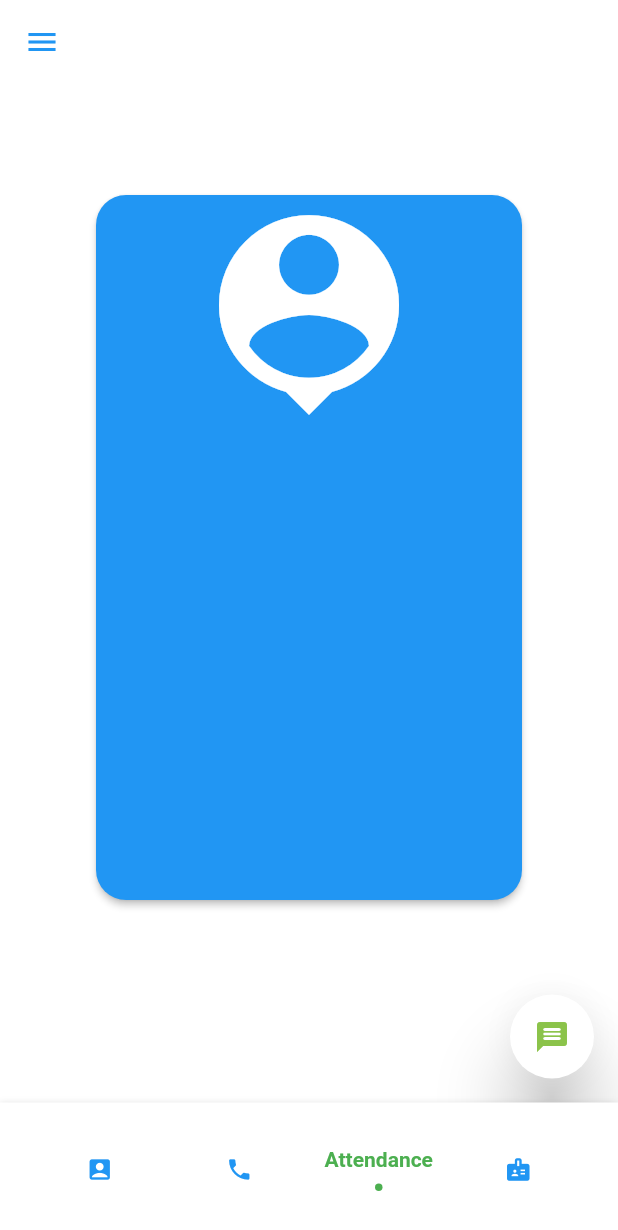
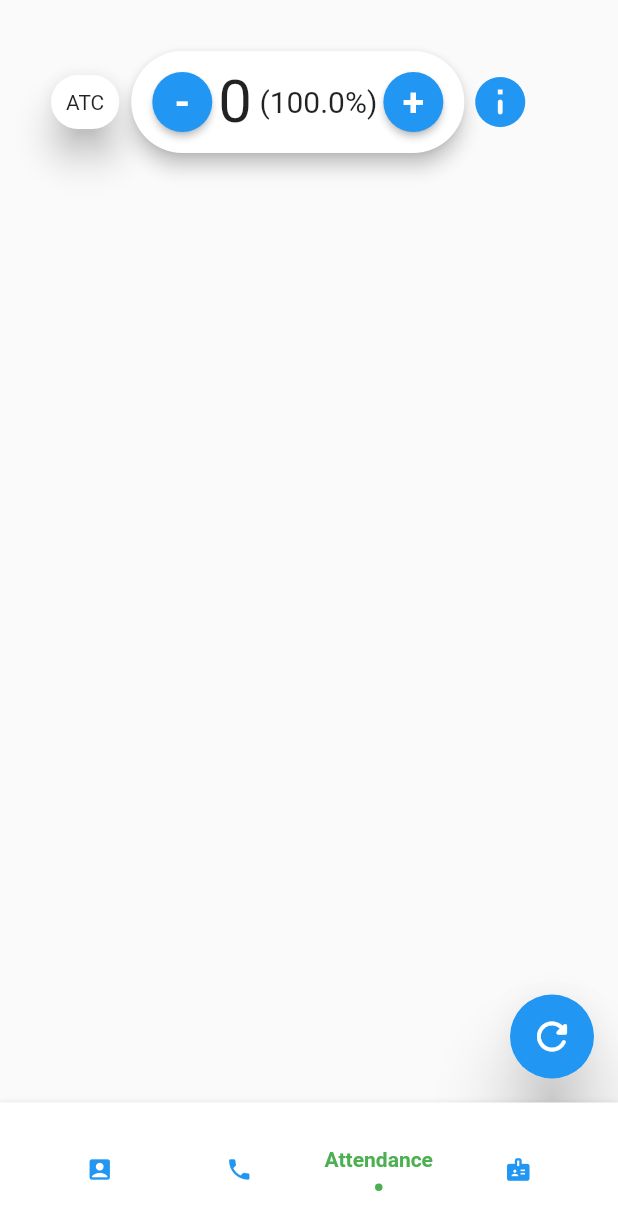
Before and after one commit to NehalH/buddy, a Flutter app: the screen it shows after launch, item 3 of the bottom bar chosen, on a phone screen of 412 x 824 dp. Shown: the top 1230 px of the screen. Run offline on Flutter 3.47's test engine with Material 2 defaults, Android fonts, the phone set to English and light mode, and no system bars; drawn by our look-alikes of flashy_tab_bar2; our stand-ins replace firebase_core, shared_preferences; accounts and stored records are empty; Roboto replaces fonts that are missing (Urbanist).

Commit message:
shared pref done

```diff
--- /dev/null
+++ b/lib/attendance.dart
@@ -0,0 +1,179 @@
+import 'package:flutter/material.dart';
+import 'package:flutter/rendering.dart';
+import 'package:shared_preferences/shared_preferences.dart';
+import 'globals.dart' as global;
+import 'main.dart';
+
+class AttendancePage extends StatefulWidget {
+  const AttendancePage({Key? key}) : super(key: key);
+
+  @override
+  State<StatefulWidget> createState() => _attendancePageState();
+}
+
+// ignore: camel_case_types
+class _attendancePageState extends State<AttendancePage> {
+  @override
+  Widget build(BuildContext context) {
+    return Scaffold(
+      ////////////////////////////////////////////////////////////////////////////  Body
+
+      body: SafeArea(
+        child: Padding(
+          padding: EdgeInsets.all(30),
+          child: Scrollable(
+            viewportBuilder: (BuildContext context, ViewportOffset position) {
+              return Column(
+                children: [
+                  ///###########################################################
+                  Container(
+                    child: Row(
+                      mainAxisSize: MainAxisSize.max,
+                      children: [
+                        Container(
+                          //width: 100,
+                          child: Card(
+                            shape: RoundedRectangleBorder(
+                              borderRadius: BorderRadius.circular(global.attRadius),
+                            ),
+                            elevation: 10,
+                            child: Padding(
+                              padding: EdgeInsets.all(10),
+                              child: Center(
+                                child: InkWell(
+                                  onLongPress: ((){
+
+                                  }),
+                                  child: Text("ATC"),
+                                ),
+                              )
+                            ),
+                          ),
+                        ),
+                        Card(
+                            shape: RoundedRectangleBorder(
+                              borderRadius: BorderRadius.circular(global.attRadius),
+                            ),
+                            elevation: 5,
+                            child: Padding(
+                              padding: EdgeInsets.all(10),
+                              child: Row(
+                                mainAxisAlignment: MainAxisAlignment.spaceEvenly,
+                                children: <Widget>[
+                                  FloatingActionButton(
+                                    elevation: 2,
+                                    mini: true,
+                                    onPressed: (() {
+                                      global.count[0] = minus(global.count[0]);
+                                    }),
+                                    backgroundColor: global.blue,
+                                    child: const Text(
+                                      "-",
+                                      style: TextStyle(
+                                        color: Colors.white,
+                                        fontFamily: 'Urbanist',
+                                        fontWeight: FontWeight.w700,
+                                        fontSize: 26,
+                                      ),
+                                    ),
+                                  ),
+                                  Text("${global.count[0]}",
+                                      style: const TextStyle(fontSize: 40.0)),
+                                  Text(" (${(50-global.count[0])/50*100}%)",
+                                      style: const TextStyle(fontSize: 20.0)),
+                                  FloatingActionButton(
+                                    elevation: 2,
+                                    mini: true,
+                                    onPressed: (() {
+                                      global.count[0] = plus(global.count[0]);
+
+                                    }),
+                                    backgroundColor: global.blue,
+                                    child: const Text(
+                                      "+",
+                                      style: TextStyle(
+                                        color: Colors.white,
+                                        fontFamily: 'Urbanist',
+                                        fontWeight: FontWeight.w700,
+                                        fontSize: 26,
+                                      ),
+                                    ),
+                                  ),
+                                ],
+                              ),
+                            )
+                        ),
+                        Container(
+                          child: InkWell(
+                            onTap: ((){
+
+                            }),
+                            child: Icon(Icons.info_rounded, color: global.blue, size: 40,),
+                          ),
+                        ),
+                      ],
+                    ),
+                  ),
+                  const SizedBox(
+                    height: 30,
+                  ),
+                  ///###########################################################
+                ],
+              );
+            },
+          ),
+        ),
+      ),
+
+      //////////////////////////////////////////////////////////////////////////  Floating Button
+
+      floatingActionButton: InkWell(
+        splashColor: Colors.white,
+        onLongPress: () {},
+        child: FloatingActionButton(
+          elevation: 20,
+          backgroundColor: global.blue,
+          child: Icon(
+            Icons.refresh_rounded,
+            color: global.white,
+            size: 30,
+          ),
+          onPressed: () {},
+        ),
+      ),
+    );
+  }
+
+  int plus(int n) {
+    setState(() {
+      n++;
+    });
+    _setSharedPref();
+    return n;
+  }
+
+  int minus(int n) {
+    setState(() {
+      if (n != 0) {
+        n--;
+      }
+    });
+    _setSharedPref();
+    return n;
+  }
+
+  Future<void> _setSharedPref() async {
+    final prefs = await SharedPreferences.getInstance();
+
+    await prefs.setInt('ele0', global.count[0]);
+    await prefs.setInt('ele1', global.count[1]);
+    await prefs.setInt('ele2', global.count[2]);
+    await prefs.setInt('ele3', global.count[3]);
+    await prefs.setInt('ele4', global.count[4]);
+    await prefs.setInt('ele5', global.count[5]);
+    await prefs.setInt('ele6', global.count[6]);
+    await prefs.setInt('ele7', global.count[7]);
+    await prefs.setInt('ele8', global.count[8]);
+    await prefs.setInt('ele9', global.count[9]);
+  }
+}
--- a/lib/globals.dart
+++ b/lib/globals.dart
@@ -1,4 +1,7 @@
+import 'dart:io';
+
 import 'package:flutter/material.dart';
+import 'package:shared_preferences/shared_preferences.dart';
 
 String USN = " ";
 Color blue= Colors.blue;
@@ -6,3 +9,6 @@ Color white= Colors.white;
 Color green= Colors.green;
 Color black= Colors.black;
 double radius = 20;
+double attRadius= 40;
+late Image tt;
+var count= [0,0,0,0,0,0,0,0,0,0];
```
Also changed, not shown: lib/buddyInfo.dart (+8 -2 lines), lib/main.dart (+22 -12 lines).
